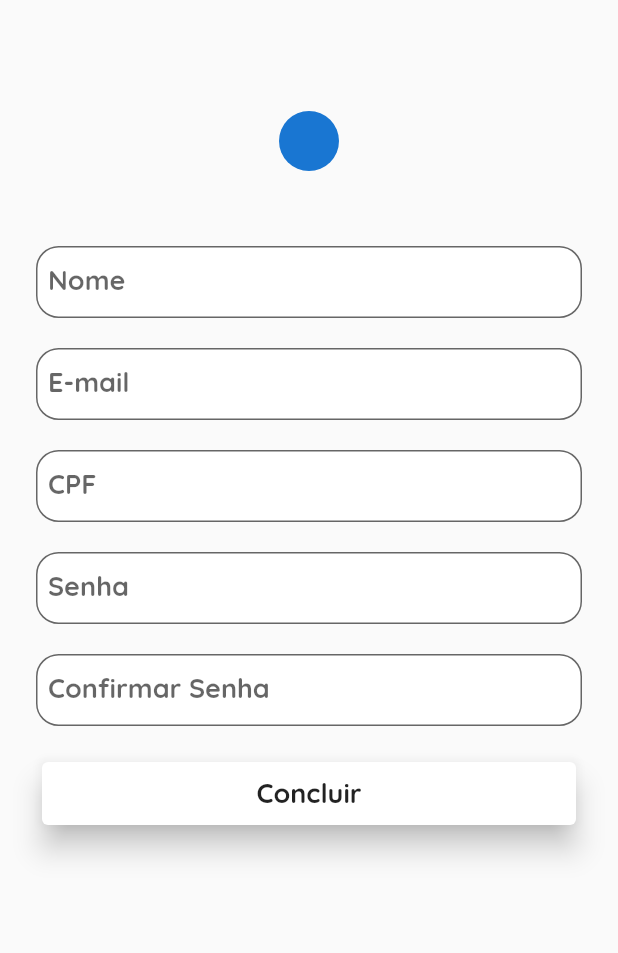
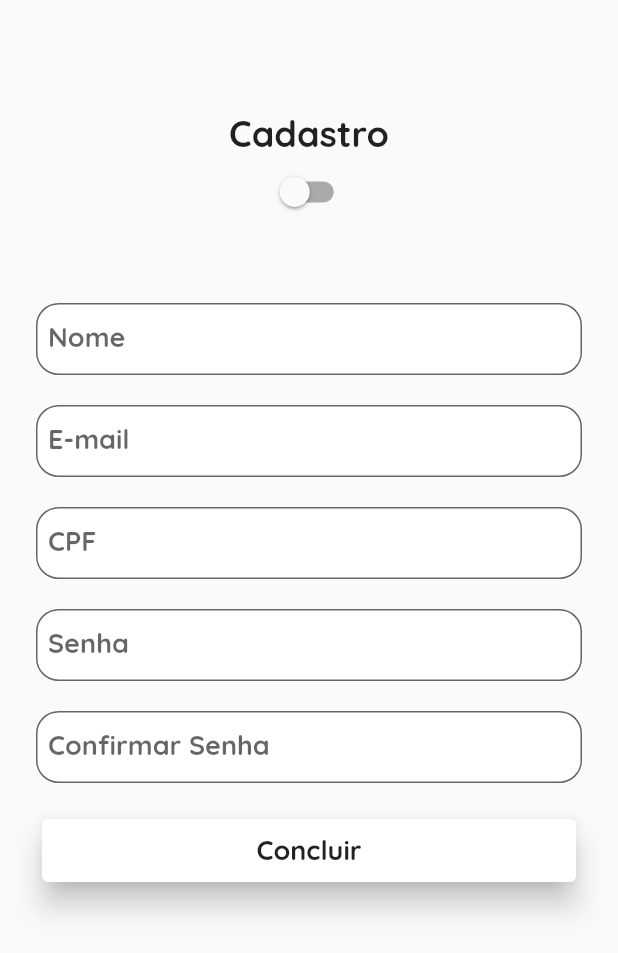
Before and after one commit to giederloreto/MeuGuaipeca, a Flutter app: the screen it shows after launch, on a phone screen of 412 x 824 dp. Shown: the top 953 px of the screen. Run offline on Flutter 3.47's test engine with Material 2 defaults, Android fonts, the phone set to English and light mode, and no system bars; our stand-ins replace firebase_core; accounts and stored records are empty.

Commit message:
feat: Swith to change label in TextFormFiel

```diff
--- a/lib/presentation/registration/register_view.dart
+++ b/lib/presentation/registration/register_view.dart
@@ -11,6 +11,8 @@ class RegisterView extends StatefulWidget {
 }
 
 class _RegisterViewState extends State<RegisterView> {
+  bool isCnpj = false;
+  String cpfOrCnpj = 'cpf';
   @override
   Widget build(BuildContext context) {
     return Scaffold(
@@ -22,7 +24,20 @@ class _RegisterViewState extends State<RegisterView> {
               const GuaipecaSeparate(
                 height: 50,
               ),
-              CircleAvatar(),
+              Text(
+                'Cadastro',
+                style: TextStyle(
+                    fontFamily: 'Quicksand',
+                    fontSize: 24,
+                    fontWeight: FontWeight.bold),
+              ),
+              Switch(
+                  value: isCnpj,
+                  onChanged: (value) {
+                    setState(() {
+                      isCnpj = !isCnpj;
+                    });
+                  }),
               const GuaipecaSeparate(
                 height: 50,
               ),
@@ -34,7 +49,10 @@ class _RegisterViewState extends State<RegisterView> {
               const GuaipecaSeparate(
                 height: 20,
               ),
-              GuaipecaTextFormField(label: 'CPF'),
+              if (isCnpj != false)
+                GuaipecaTextFormField(label: 'CNPJ')
+              else
+                GuaipecaTextFormField(label: 'CPF'),
               const GuaipecaSeparate(
                 height: 20,
               ),
```
